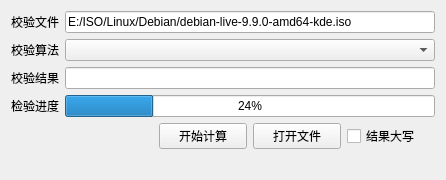
The window that src/tools/filechecker/src/SAKToolFileChecker.ui (x-tools-author/x-tools) describes before a commit, drawn with Qt 5.
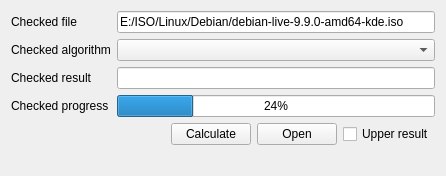
The same window after the commit.

```diff
--- a/src/tools/filechecker/src/SAKToolFileChecker.ui
+++ b/src/tools/filechecker/src/SAKToolFileChecker.ui
@@ -34,7 +34,7 @@
    <item row="4" column="4">
     <widget class="QCheckBox" name="upperCheckBox">
      <property name="text">
-      <string>结果大写</string>
+      <string>Upper result</string>
      </property>
     </widget>
    </item>
@@ -73,7 +73,7 @@
       </sizepolicy>
      </property>
      <property name="text">
-      <string>校验文件</string>
+      <string>Checked file</string>
      </property>
     </widget>
    </item>
@@ -86,7 +86,7 @@
       </sizepolicy>
      </property>
      <property name="text">
-      <string>检验进度</string>
+      <string>Checked progress</string>
      </property>
     </widget>
    </item>
@@ -99,7 +99,7 @@
       </sizepolicy>
      </property>
      <property name="text">
-      <string>校验算法</string>
+      <string>Checked algorithm</string>
      </property>
     </widget>
    </item>
@@ -112,7 +112,7 @@
       </sizepolicy>
      </property>
      <property name="text">
-      <string>校验结果</string>
+      <string>Checked result</string>
      </property>
     </widget>
    </item>
@@ -122,14 +122,14 @@
    <item row="4" column="2">
     <widget class="QPushButton" name="startStopPushButton">
      <property name="text">
-      <string>开始计算</string>
+      <string>Calculate</string>
      </property>
     </widget>
    </item>
    <item row="4" column="3">
     <widget class="QPushButton" name="openPushButton">
      <property name="text">
-      <string>打开文件</string>
+      <string>Open</string>
      </property>
     </widget>
    </item>
```
